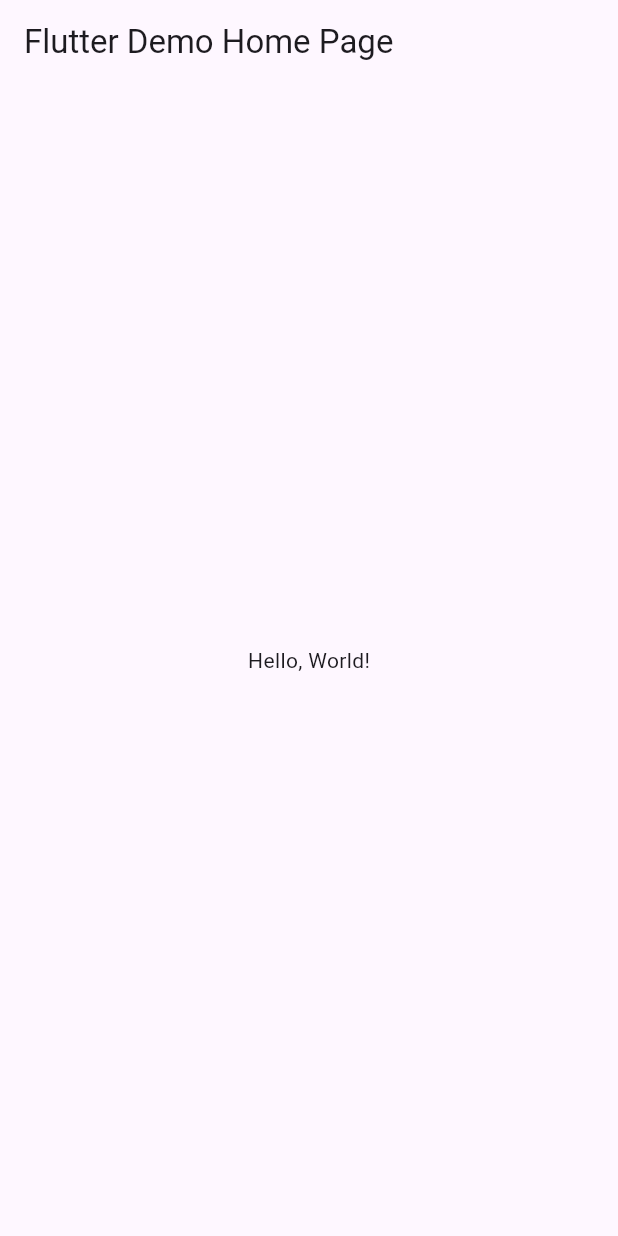
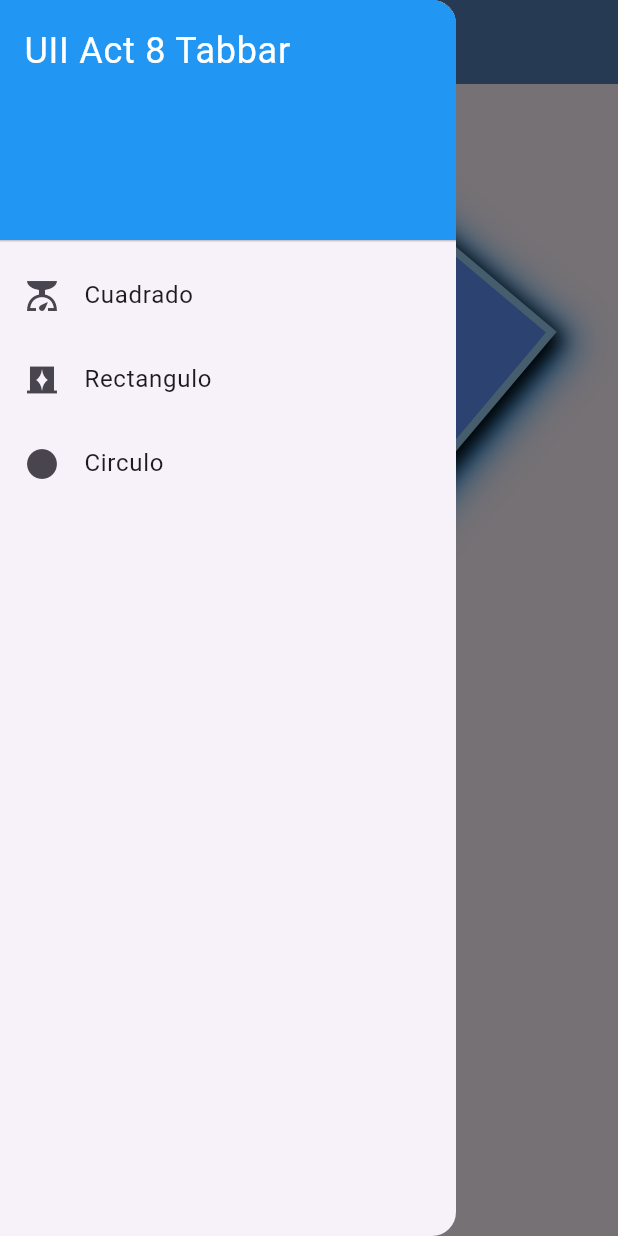
Before and after one commit to vivizsi/Act8Tabbar, a Flutter app: the screen it shows after launch, with the side drawer open (before the commit the screen has no drawer), on a phone screen of 412 x 824 dp. Run offline on Flutter 3.47's test engine with Material 3 defaults, Android fonts, the phone set to English and light mode, and no system bars.

Commit message:
Update main.dart

```diff
--- a/lib/main.dart
+++ b/lib/main.dart
@@ -1,43 +1,216 @@
 import 'package:flutter/material.dart';
 
-void main() => runApp(MyApp());
+void main() {
+  runApp(MyApp());
+}
 
 class MyApp extends StatelessWidget {
-  const MyApp({super.key});
-  // This widget is the root of your application.
   @override
   Widget build(BuildContext context) {
     return MaterialApp(
-      // Application name
-      title: 'Flutter Hello World',
-      // Application theme data, you can set the colors for the application as
-      // you want
-      theme: ThemeData(
-        // useMaterial3: false,
-        primarySwatch: Colors.blue,
-      ),
-      // A widget which will be started on application startup
-      home: MyHomePage(title: 'Flutter Demo Home Page'),
+      home: HomePage(),
     );
   }
 }
 
-class MyHomePage extends StatelessWidget {
-  final String title;
-  const MyHomePage({super.key, required this.title});
-
+class HomePage extends StatelessWidget {
   @override
   Widget build(BuildContext context) {
     return Scaffold(
       appBar: AppBar(
-        // The title text which will be shown on the action bar
-        title: Text(title),
+        backgroundColor: Color(0xff547eb5),
+        title: Text('Cuadrado'),
       ),
-      body: Center(
+      drawer: DrawerMenu(),
+      body: Container(
+        //  padding: const EdgeInsets.all(20),
+        margin: const EdgeInsets.all(50),
+        alignment: Alignment.center,
+        decoration: BoxDecoration(
+          color: Color(0xff5f8ff4),
+          border: Border.all(width: 5, color: Color(0xff96caed)),
+          shape: BoxShape.rectangle,
+          boxShadow: [
+            BoxShadow(
+              color: Colors.blue,
+              offset: Offset(5.0, 5.0),
+              blurRadius: 20.0,
+              spreadRadius: 10.0,
+            ),
+            BoxShadow(
+              color: Colors.black,
+              offset: Offset(2.0, 5.0),
+              blurRadius: 10.0,
+              spreadRadius: 5.0,
+            ),
+          ],
+        ),
+        width: 250,
+        height: 300,
         child: Text(
-          'Hello, World!',
+          "Soy un contenedor",
+          style: TextStyle(fontSize: 25, color: Color(0xfffbfbfa)),
+        ),
+        constraints: BoxConstraints(
+          minHeight: 100,
+          minWidth: 100,
+          maxHeight: 300,
+          maxWidth: 300,
+        ),
+        transform: Matrix4.skew(0.2, -0.2)..rotateZ(0.9),
+        transformAlignment: Alignment.center,
+        foregroundDecoration: BoxDecoration(),
+      ),
+    );
+  }
+}
+
+class Page1 extends StatelessWidget {
+  @override
+  Widget build(BuildContext context) {
+    return Scaffold(
+      appBar: AppBar(
+        backgroundColor: Color(0xff546ab5),
+        title: Text('Rectangulo'),
+      ),
+      body: Container(
+        //  padding: const EdgeInsets.all(20),
+        margin: const EdgeInsets.all(50),
+        alignment: Alignment.center,
+        decoration: BoxDecoration(
+          color: Color(0xff0084ff),
+          border: Border.all(width: 5, color: Color(0xff2683c1)),
+          shape: BoxShape.rectangle,
+          boxShadow: [
+            BoxShadow(
+              color: Color(0xff91a4b4),
+              offset: Offset(5.0, 5.0),
+              blurRadius: 20.0,
+              spreadRadius: 10.0,
+            ),
+            BoxShadow(
+              color: Colors.black,
+              offset: Offset(2.0, 5.0),
+              blurRadius: 10.0,
+              spreadRadius: 5.0,
+            ),
+          ],
+        ),
+        width: 250,
+        height: 200,
+
+        constraints: BoxConstraints(
+          minHeight: 100,
+          minWidth: 100,
+          maxHeight: 300,
+          maxWidth: 300,
+        ),
+        transform: Matrix4.skew(0.2, -0.2)..rotateZ(0.9),
+        transformAlignment: Alignment.center,
+        foregroundDecoration: BoxDecoration(),
+      ),
+    );
+  }
+}
+
+class Page2 extends StatelessWidget {
+  @override
+  Widget build(BuildContext context) {
+    return Scaffold(
+      appBar: AppBar(
+        backgroundColor: Color(0xff546ab5),
+        title: Text('circulo'),
+      ),
+      body: Container(
+        //  padding: const EdgeInsets.all(20),
+        margin: const EdgeInsets.all(50),
+        alignment: Alignment.center,
+        decoration: BoxDecoration(
+          color: Color(0xff446fa9),
+          border: Border.all(width: 5, color: Color(0xff2863b2)),
+          shape: BoxShape.circle,
+          boxShadow: [
+            BoxShadow(
+              color: Color(0xff91a4b4),
+              offset: Offset(5.0, 5.0),
+              blurRadius: 20.0,
+              spreadRadius: 10.0,
+            ),
+            BoxShadow(
+              color: Colors.black,
+              offset: Offset(2.0, 5.0),
+              blurRadius: 10.0,
+              spreadRadius: 5.0,
+            ),
+          ],
+        ),
+        width: 150,
+        height: 400,
+        constraints: BoxConstraints(
+          minHeight: 100,
+          minWidth: 100,
+          maxHeight: 300,
+          maxWidth: 300,
         ),
       ),
     );
   }
 }
+
+class DrawerMenu extends StatelessWidget {
+  @override
+  Widget build(BuildContext context) {
+    return Drawer(
+      child: ListView(
+        padding: EdgeInsets.zero,
+        children: <Widget>[
+          DrawerHeader(
+            decoration: BoxDecoration(
+              color: Colors.blue,
+            ),
+            child: Text(
+              'UII Act 8 Tabbar',
+              style: TextStyle(
+                color: Colors.white,
+                fontSize: 24,
+              ),
+            ),
+          ),
+          ListTile(
+            leading: Icon(Icons.scale),
+            title: Text('Cuadrado'),
+            onTap: () {
+              Navigator.pop(context); // Cerrar el Drawer
+              Navigator.push(
+                context,
+                MaterialPageRoute(builder: (context) => HomePage()),
+              );
+            },
+          ),
+          ListTile(
+            leading: Icon(Icons.curtains),
+            title: Text('Rectangulo'),
+            onTap: () {
+              Navigator.pop(context); // Cerrar el Drawer
+              Navigator.push(
+                context,
+                MaterialPageRoute(builder: (context) => Page1()),
+              );
+            },
+          ),
+          ListTile(
+            leading: Icon(Icons.circle),
+            title: Text('Circulo'),
+            onTap: () {
+              Navigator.pop(context); // Cerrar el Drawer
+              Navigator.push(
+                context,
+                MaterialPageRoute(builder: (context) => Page2()),
+              );
+            },
+          ),
+        ],
+      ),
+    );
+  }
+}
```
